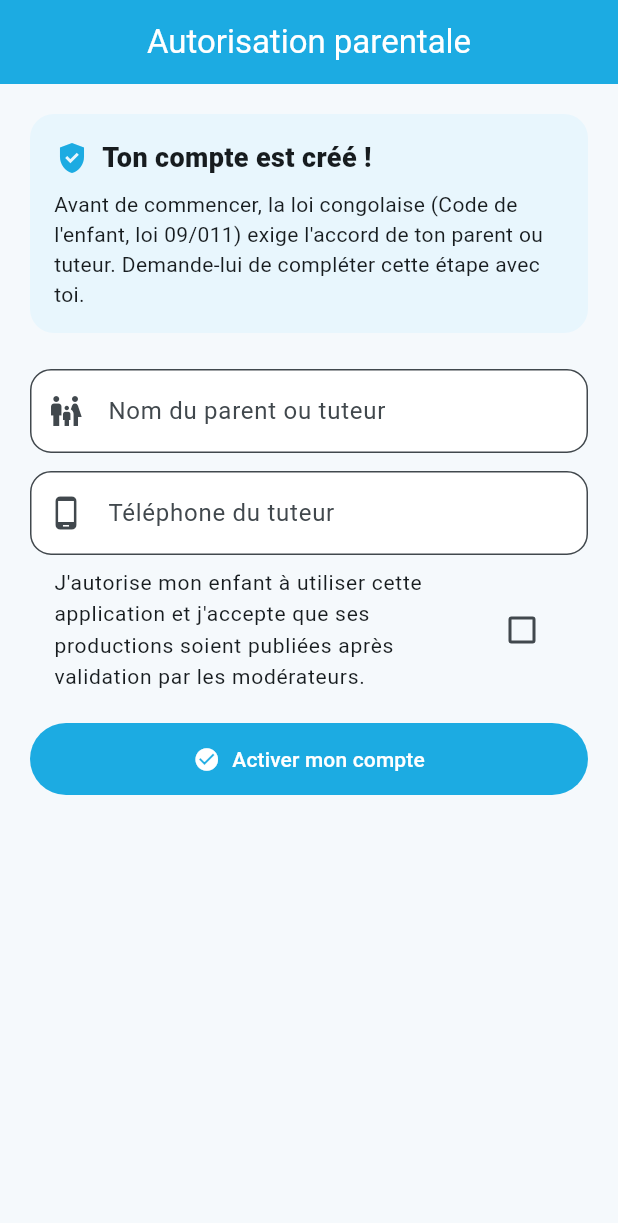
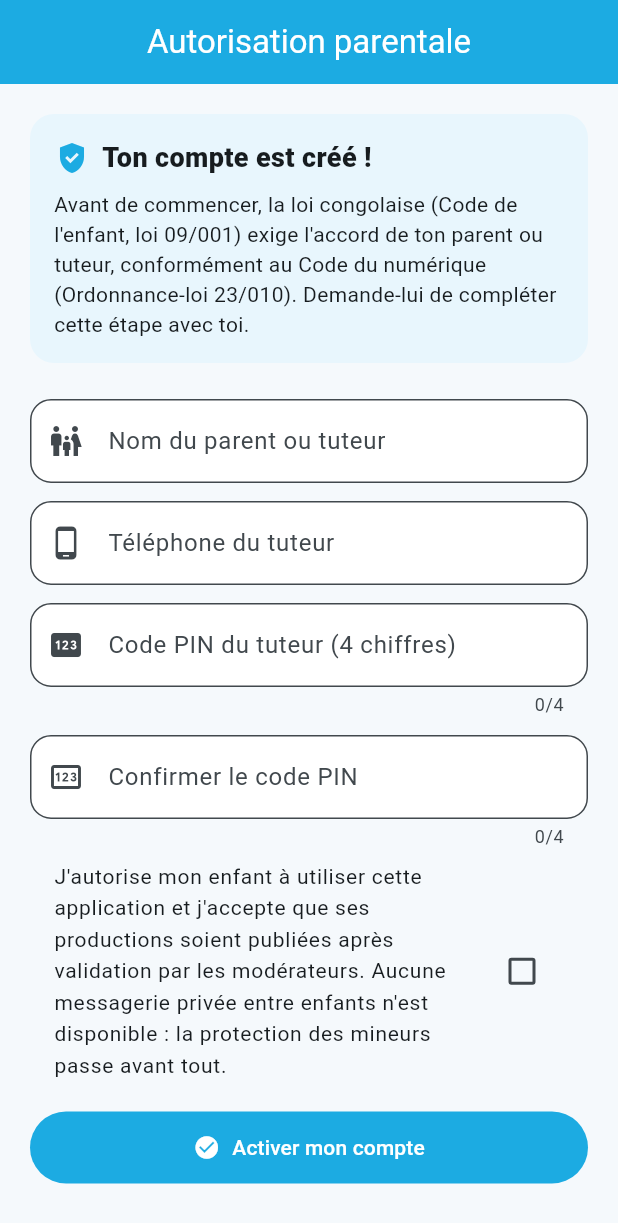
Before and after one commit to Yuuggyy/enfants-reporters, a Flutter app: the ConsentScreen screen opened directly with empty values, on a phone screen of 412 x 824 dp. Shown: the top 1223 px of the screen. Run offline on Flutter 3.47's test engine with Material 3 defaults, Android fonts, the phone set to English and light mode, and no system bars; our stand-ins replace equatable, shared_preferences; accounts and stored records are empty.

Commit message:
v0.2.0: fix blocage navigation (AnimatedBuilder), PIN tuteur, rangs XP, loi 09/001, programme UNICEF 2009, ponabana/Radio Okapi, club Matadi, smoke tests

```diff
--- a/lib/data/models/user_profile.dart
+++ b/lib/data/models/user_profile.dart
@@ -13,6 +13,7 @@ class UserProfile extends Equatable {
   final String? clubId;
   final String? tuteurNom;
   final String? tuteurTelephone;
+  final String? tuteurPin;
   final bool consentementParental;
 
   const UserProfile({
@@ -24,6 +25,7 @@ class UserProfile extends Equatable {
     this.clubId,
     this.tuteurNom,
     this.tuteurTelephone,
+    this.tuteurPin,
     this.consentementParental = false,
   });
 
@@ -36,6 +38,7 @@ class UserProfile extends Equatable {
   UserProfile copyWith({
     String? tuteurNom,
     String? tuteurTelephone,
+    String? tuteurPin,
     bool? consentementParental,
   }) =>
       UserProfile(
@@ -47,6 +50,7 @@ class UserProfile extends Equatable {
         clubId: clubId,
         tuteurNom: tuteurNom ?? this.tuteurNom,
         tuteurTelephone: tuteurTelephone ?? this.tuteurTelephone,
+        tuteurPin: tuteurPin ?? this.tuteurPin,
         consentementParental:
             consentementParental ?? this.consentementParental,
       );
@@ -60,6 +64,7 @@ class UserProfile extends Equatable {
         'clubId': clubId,
         'tuteurNom': tuteurNom,
         'tuteurTelephone': tuteurTelephone,
+        'tuteurPin': tuteurPin,
         'consentementParental': consentementParental,
       };
 
@@ -75,6 +80,7 @@ class UserProfile extends Equatable {
         clubId: json['clubId'] as String?,
         tuteurNom: json['tuteurNom'] as String?,
         tuteurTelephone: json['tuteurTelephone'] as String?,
+        tuteurPin: json['tuteurPin'] as String?,
         consentementParental: (json['consentementParental'] ?? false) as bool,
       );
 
--- a/lib/data/seed/seed_data.dart
+++ b/lib/data/seed/seed_data.dart
@@ -14,7 +14,10 @@ class SeedData {
       id: 'mod_cde',
       titre: 'Droits de l\'enfant',
       description:
-          'Découvre la Convention relative aux droits de l\'enfant et le Code de l\'enfant congolais.',
+          'Découvre la CDE et le Code de l\'enfant congolais. Le programme '
+          'Enfants Reporters lancé en 2009 par l\'UNICEF et le Ministère du '
+          'Genre réunit 300 à 600 enfants reporters (10-17 ans) dans presque '
+          'toutes les provinces, avec une parité filles-garçons de 50/50.',
       emoji: '⚖️',
       couleurValue: 0xFF1CABE2,
       badgeTitre: 'Badge Expert CDE',
@@ -72,7 +75,7 @@ class SeedData {
       dureeMinutes: 4,
       ordre: 3,
       paragraphes: [
-        'La RDC a adopté le 10 janvier 2009 la loi n°09/011 portant protection de l\'enfant, appelée Code de l\'enfant. Elle reprend les engagements de la CDE et les adapte à la réalité congolaise.',
+        'La RDC a adopté le 10 janvier 2009 la loi n°09/001 portant protection de l\'enfant, appelée Code de l\'enfant. Elle reprend les engagements de la CDE et les adapte à la réalité congolaise. C\'est aussi en 2009 que l\'UNICEF et le Ministère du Genre ont lancé le programme Enfants Reporters, fondé sur l\'article 12 de la CDE.',
         'Le Code de l\'enfant fixe la majorité à 18 ans, garantit le droit à l\'éducation gratuite au primaire et interdit les pires formes de travail des enfants, y compris dans les mines.',
         'En tant qu\'enfant reporter, connaître ce texte te donne des arguments solides pour tes plaidoyers : tu peux citer la loi, pas seulement la morale.',
       ],
@@ -122,7 +125,7 @@ class SeedData {
       dureeMinutes: 4,
       ordre: 1,
       paragraphes: [
-        'La radio reste le média numéro 1 en RDC : elle atteint même ceux qui n\'ont pas accès à Internet, en français comme dans les langues nationales (lingala, swahili, tshiluba, kikongo).',
+        'La radio reste le média numéro 1 en RDC : elle atteint même ceux qui n\'ont pas accès à Internet, en français comme dans les langues nationales (lingala, swahili, tshiluba, kikongo). Les productions des enfants reporters paraissent sur ponabana.com, sur Radio Okapi et sur les radios communautaires, après validation du comité de modération.',
         'Pour bien parler à la radio : respire calmement, parle ni trop vite ni trop lentement, articule chaque mot et souris sincèrement, on l\'entend dans la voix.',
         'Fais l\'exercice du micro-trottoir : enregistre-toi en posant une question à trois personnes de ton quartier, puis réécoute-toi. Tu progresseras à chaque essai.',
       ],
@@ -254,10 +257,10 @@ class SeedData {
       id: 'q_cde_3_1',
       lessonId: 'les_cde_3',
       question: 'Quelle loi porte le Code de l\'enfant congolais ?',
-      options: ['Loi n°09/011 du 10 janvier 2009', 'Ordonnance n°23/010', 'Loi n°06/018'],
+      options: ['Loi n°09/001 du 10 janvier 2009', 'Ordonnance n°23/010', 'Loi n°06/018'],
       bonneReponse: 0,
       explication:
-          'C\'est la loi n°09/011 du 10 janvier 2009 portant protection de l\'enfant.',
+          'C\'est la loi n°09/001 du 10 janvier 2009 portant protection de l\'enfant.',
     ),
     QuizQuestion(
       id: 'q_cde_3_2',
@@ -689,6 +692,15 @@ class SeedData {
       mentorNom: 'Mme Dina',
     ),
     Club(
+      id: 'club_mat_1',
+      nom: 'Club Sanga Mambu',
+      province: 'Kongo-Central',
+      ville: 'Matadi',
+      ecole: 'Institut Ndongi',
+      nbEnfants: 19,
+      mentorNom: 'Mme Nsiantulu',
+    ),
+    Club(
       id: 'club_mbd_1',
       nom: 'Club Bosolo',
       province: 'Équateur',
--- a/lib/screens/consent_screen.dart
+++ b/lib/screens/consent_screen.dart
@@ -3,7 +3,9 @@ import 'package:flutter/material.dart';
 import '../state/app_controller.dart';
 
 /// Consentement parental numérique, exigé par le Code de l'enfant
-/// (loi 09/011) et le Code du numérique RDC avant l'accès au contenu.
+/// (loi 09/001) et le Code du numérique RDC (Ordonnance-loi 23/010)
+/// avant l'accès au contenu. Le tuteur définit un code PIN qui
+/// protège le compte et les réglages de l'enfant.
 class ConsentScreen extends StatefulWidget {
   final AppController controller;
 
@@ -16,16 +18,21 @@ class ConsentScreen extends StatefulWidget {
 class _ConsentScreenState extends State<ConsentScreen> {
   final _tuteurCtrl = TextEditingController();
   final _telCtrl = TextEditingController();
+  final _pinCtrl = TextEditingController();
+  final _pin2Ctrl = TextEditingController();
   bool _caseCochee = false;
 
   @override
   void dispose() {
     _tuteurCtrl.dispose();
     _telCtrl.dispose();
+    _pinCtrl.dispose();
+    _pin2Ctrl.dispose();
     super.dispose();
   }
 
   Future<void> _valider() async {
+    final pin = _pinCtrl.text.trim();
     if (_tuteurCtrl.text.trim().isEmpty ||
         _telCtrl.text.trim().isEmpty ||
         !_caseCochee) {
@@ -38,9 +45,20 @@ class _ConsentScreenState extends State<ConsentScreen> {
       );
       return;
     }
+    if (pin.length != 4 || pin != _pin2Ctrl.text.trim()) {
+      ScaffoldMessenger.of(context).showSnackBar(
+        const SnackBar(
+          content: Text(
+            'Le code PIN doit avoir 4 chiffres et les deux saisies doivent être identiques.',
+          ),
+        ),
+      );
+      return;
+    }
     final u = widget.controller.utilisateur!.copyWith(
       tuteurNom: _tuteurCtrl.text.trim(),
       tuteurTelephone: _telCtrl.text.trim(),
+      tuteurPin: pin,
       consentementParental: true,
     );
     await widget.controller.mettreAJourProfil(u);
@@ -81,7 +99,8 @@ class _ConsentScreenState extends State<ConsentScreen> {
                 SizedBox(height: 8),
                 Text(
                   'Avant de commencer, la loi congolaise (Code de l\'enfant, '
-                  'loi 09/011) exige l\'accord de ton parent ou tuteur. '
+                  'loi 09/001) exige l\'accord de ton parent ou tuteur, '
+                  'conformément au Code du numérique (Ordonnance-loi 23/010). '
                   'Demande-lui de compléter cette étape avec toi.',
                 ),
               ],
@@ -105,13 +124,37 @@ class _ConsentScreenState extends State<ConsentScreen> {
               prefixIcon: Icon(Icons.phone_android),
             ),
           ),
+          const SizedBox(height: 12),
+          TextField(
+            controller: _pinCtrl,
+            keyboardType: TextInputType.number,
+            obscureText: true,
+            maxLength: 4,
+            decoration: const InputDecoration(
+              labelText: 'Code PIN du tuteur (4 chiffres)',
+              prefixIcon: Icon(Icons.pin),
+            ),
+          ),
+          const SizedBox(height: 12),
+          TextField(
+            controller: _pin2Ctrl,
+            keyboardType: TextInputType.number,
+            obscureText: true,
+            maxLength: 4,
+            decoration: const InputDecoration(
+              labelText: 'Confirmer le code PIN',
+              prefixIcon: Icon(Icons.pin_outlined),
+            ),
+          ),
           CheckboxListTile(
             value: _caseCochee,
             onChanged: (v) => setState(() => _caseCochee = v ?? false),
             title: const Text(
               'J\'autorise mon enfant à utiliser cette application et '
               'j\'accepte que ses productions soient publiées après '
-              'validation par les modérateurs.',
+              'validation par les modérateurs. Aucune messagerie privée '
+              'entre enfants n\'est disponible : la protection des mineurs '
+              'passe avant tout.',
               style: TextStyle(fontSize: 14),
             ),
           ),
--- a/lib/screens/home_screen.dart
+++ b/lib/screens/home_screen.dart
@@ -54,6 +54,11 @@ class HomeScreen extends StatelessWidget {
                   icone: Icons.military_tech,
                   libelle: '${controller.badgesGagnes.length} badges',
                   couleur: AppTheme.violet,
+                ),
+                StatChip(
+                  icone: Icons.workspace_premium,
+                  libelle: controller.rang,
+                  couleur: AppTheme.corail,
                 ),
                 StatChip(
                   icone: Icons.emoji_events,
--- a/lib/screens/profile_screen.dart
+++ b/lib/screens/profile_screen.dart
@@ -103,6 +103,7 @@ class ProfileScreen extends StatelessWidget {
                 StatChip(icone: Icons.stars, libelle: '${controller.xp} XP', couleur: AppTheme.jaune),
                 StatChip(icone: Icons.local_fire_department, libelle: '${controller.serie} jours de série', couleur: AppTheme.corail),
                 StatChip(icone: Icons.military_tech, libelle: '$nbBadges badges', couleur: AppTheme.violet),
+                StatChip(icone: Icons.workspace_premium, libelle: controller.rang, couleur: AppTheme.bleu),
               ],
             ),
           ),
@@ -121,6 +122,7 @@ class ProfileScreen extends StatelessWidget {
                   Text('• Capsules validées : $nbLecons'),
                   Text('• Badges de compétence : $nbBadges/${academy.badges.length}'),
                   Text('• Consentement parental : ${user.consentementParental ? 'enregistré ✓' : 'à compléter'}'),
+                  Text('• Rang actuel : ${controller.rang}'),
                   if (user.tuteurNom != null)
                     Text('• Tuteur : ${user.tuteurNom}'),
                 ],
--- a/lib/screens/role_selection_screen.dart
+++ b/lib/screens/role_selection_screen.dart
@@ -33,7 +33,7 @@ class _RoleSelectionScreenState extends State<RoleSelectionScreen> {
     super.dispose();
   }
 
-  void _seConnecter() {
+  Future<void> _seConnecter() async {
     if (_role == null || _nomCtrl.text.trim().isEmpty) {
       ScaffoldMessenger.of(context).showSnackBar(
         const SnackBar(content: Text('Choisis un rôle et entre ton nom.')),
@@ -46,7 +46,8 @@ class _RoleSelectionScreenState extends State<RoleSelectionScreen> {
       pseudo: _pseudoCtrl.text.trim(),
       role: _role!,
     );
-    widget.controller.connecter(u);
+    await widget.controller.connecter(u);
+    if (mounted) Navigator.of(context).pop();
   }
 
   @override
```
Also changed, not shown: lib/app.dart (+10 -1 lines), lib/state/app_controller.dart (+10 -0 lines), 4 other files.
